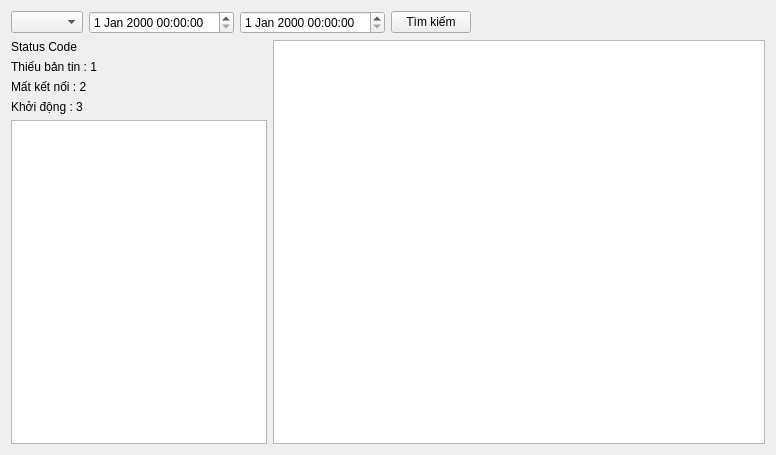
Old version of the form filter.ui in the repository mrblam/uart_log_qt.
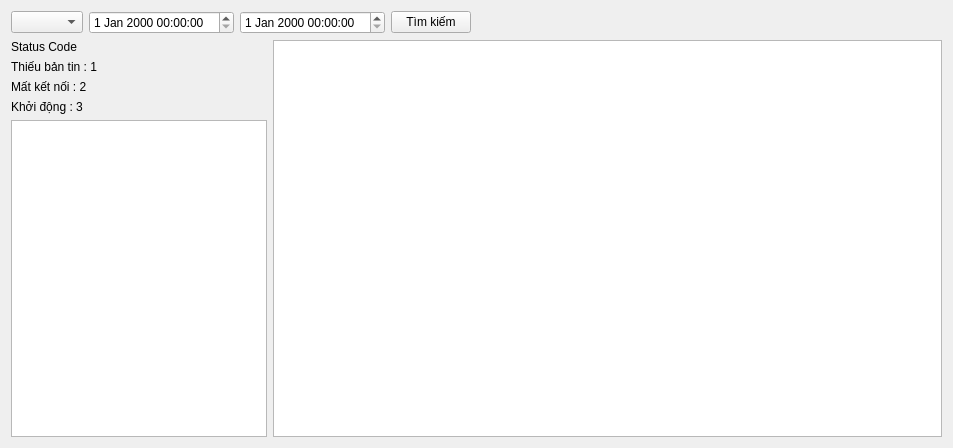
New version of the form.

Patch:
```diff
--- a/filter.ui
+++ b/filter.ui
@@ -6,13 +6,22 @@
    <rect>
     <x>0</x>
     <y>0</y>
-    <width>776</width>
-    <height>455</height>
+    <width>953</width>
+    <height>448</height>
    </rect>
   </property>
+  <property name="sizePolicy">
+   <sizepolicy hsizetype="Maximum" vsizetype="Preferred">
+    <horstretch>0</horstretch>
+    <verstretch>0</verstretch>
+   </sizepolicy>
+  </property>
   <property name="windowTitle">
    <string>Form</string>
   </property>
+  <property name="layoutDirection">
+   <enum>Qt::LeftToRight</enum>
+  </property>
   <layout class="QGridLayout" name="gridLayout">
    <item row="0" column="0">
     <layout class="QVBoxLayout" name="verticalLayout_3">
@@ -57,6 +66,14 @@
       <layout class="QFormLayout" name="formLayout">
        <item row="0" column="0">
         <layout class="QVBoxLayout" name="verticalLayout_2">
+         <property name="spacing">
+          <number>6</number>
+         </property>
+         <property name="sizeConstraint">
+          <enum>QLayout::SetNoConstraint</enum>
+         </property>
+         <item>
+          <layout class="QHBoxLayout" name="horizontalLayout">
          <item>
           <layout class="QVBoxLayout" name="verticalLayout">
            <item>
@@ -90,10 +107,43 @@
           </layout>
          </item>
          <item>
+            <spacer name="horizontalSpacer">
+             <property name="orientation">
+              <enum>Qt::Horizontal</enum>
+             </property>
+             <property name="sizeHint" stdset="0">
+              <size>
+               <width>40</width>
+               <height>20</height>
+              </size>
+             </property>
+            </spacer>
+           </item>
+          </layout>
+         </item>
+         <item>
           <widget class="QTableView" name="total">
            <property name="enabled">
             <bool>true</bool>
            </property>
+           <property name="sizePolicy">
+            <sizepolicy hsizetype="Preferred" vsizetype="Expanding">
+             <horstretch>0</horstretch>
+             <verstretch>0</verstretch>
+            </sizepolicy>
+           </property>
+           <property name="maximumSize">
+            <size>
+             <width>16777215</width>
+             <height>16777214</height>
+            </size>
+           </property>
+           <property name="baseSize">
+            <size>
+             <width>0</width>
+             <height>0</height>
+            </size>
+           </property>
           </widget>
          </item>
         </layout>
```
Lines whose indentation alone changed are shown as unchanged.
